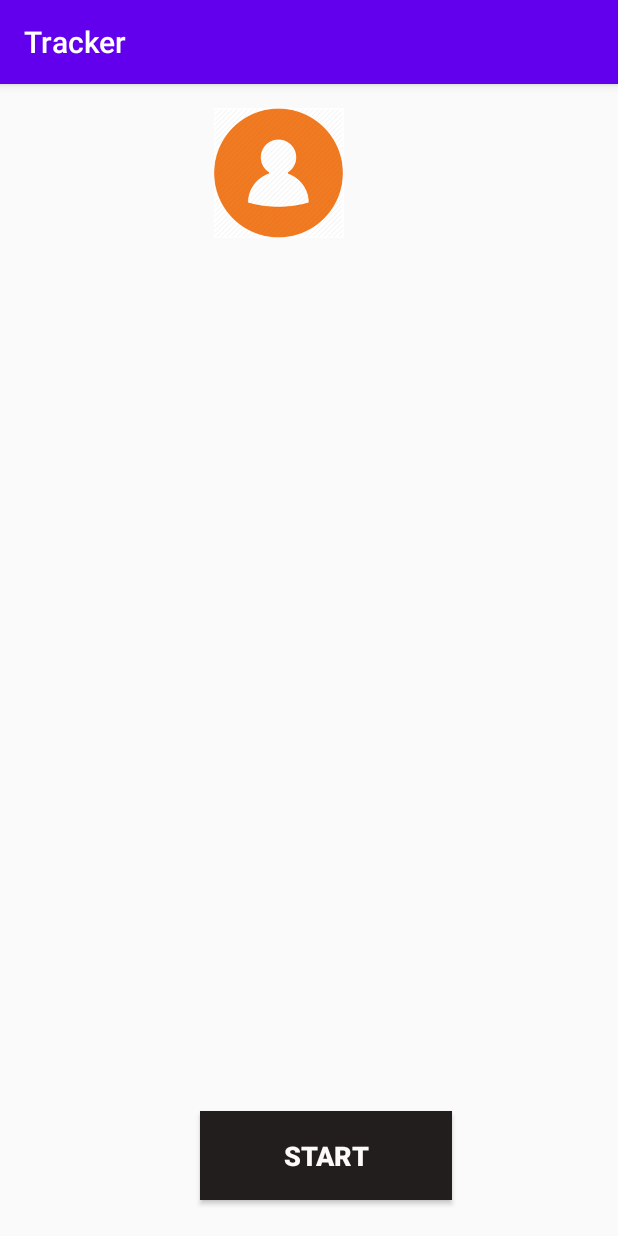
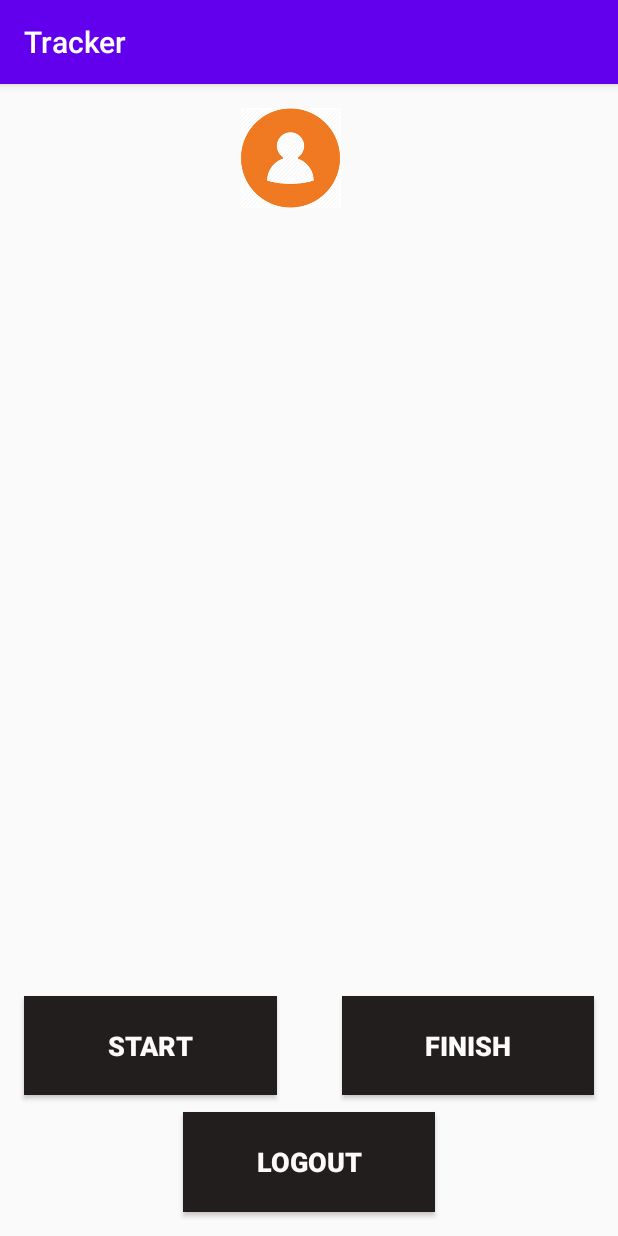
Before and after one commit to BhadraV/finalTracker, an Android app: the UserProfileActivity screen opened directly, with no data from a screen before it, on a phone screen of 412 x 824 dp. Run offline under Robolectric (Android 15) with nearby library versions, the phone set to English and light mode, and no system bars; our stand-ins replace Firebase (no records; nobody signed in at launch, a user with empty details on screens opened directly); 5 statements that could not run were skipped.

Commit message:
updated0

```diff
--- a/app/build.gradle
+++ b/app/build.gradle
@@ -31,6 +31,7 @@ dependencies {
     implementation 'androidx.constraintlayout:constraintlayout:1.1.3'
     implementation 'com.google.firebase:firebase-database:19.3.0'
     implementation 'com.google.firebase:firebase-auth:19.3.1'
+    implementation 'com.google.android.gms:play-services-location:17.0.0'
     testImplementation 'junit:junit:4.12'
     androidTestImplementation 'androidx.test.ext:junit:1.1.1'
     androidTestImplementation 'androidx.test.espresso:espresso-core:3.2.0'
--- a/app/src/main/AndroidManifest.xml
+++ b/app/src/main/AndroidManifest.xml
@@ -3,6 +3,8 @@
     package="com.example.tracker">
 
     <uses-permission android:name="android.permission.INTERNET" />
+    <uses-permission android:name="android.permission.ACCESS_FINE_LOCATION"/>
+    <uses-permission android:name="android.permission.FOREGROUND_SERVICE"/>
 
     <application
         android:allowBackup="true"
@@ -23,6 +25,9 @@
                 <category android:name="android.intent.category.LAUNCHER" />
             </intent-filter>
         </activity>
+        <service android:name=".LocationService"
+            android:enabled="true"
+            android:exported="false"/>
     </application>
 
 </manifest>
--- a/app/src/main/java/com/example/tracker/UserProfileActivity.java
+++ b/app/src/main/java/com/example/tracker/UserProfileActivity.java
@@ -3,6 +3,7 @@ package com.example.tracker;
 import androidx.annotation.NonNull;
 import androidx.appcompat.app.AppCompatActivity;
 
+import android.content.Intent;
 import android.os.Bundle;
 import android.view.View;
 import android.widget.Button;
@@ -11,6 +12,7 @@ import android.widget.TextView;
 import android.widget.Toast;
 
 import com.google.firebase.auth.FirebaseAuth;
+import com.google.firebase.auth.FirebaseUser;
 import com.google.firebase.database.DataSnapshot;
 import com.google.firebase.database.DatabaseError;
 import com.google.firebase.database.DatabaseReference;
@@ -22,7 +24,7 @@ public class UserProfileActivity extends AppCompatActivity {
 
     ImageView user;
     TextView profname,profbusno,profbusype,proffrom,profto;
-    Button start;
+    Button start,finish,logout;
     FirebaseAuth firebaseAuth;
     FirebaseDatabase firebaseDatabase;
 
@@ -38,7 +40,9 @@ public class UserProfileActivity extends AppCompatActivity {
         profbusype=findViewById(R.id.bustyp);
         proffrom=findViewById(R.id.from);
         profto=findViewById(R.id.to);
-        start=findViewById(R.id.start);
+        start=findViewById(R.id.strt);
+        finish=findViewById(R.id.start);
+        logout=findViewById(R.id.logout);
 
         firebaseAuth=FirebaseAuth.getInstance();
         firebaseDatabase=FirebaseDatabase.getInstance();
@@ -68,6 +72,28 @@ public class UserProfileActivity extends AppCompatActivity {
 start.setOnClickListener(new View.OnClickListener() {
     @Override
     public void onClick(View v) {
+        int num=1;
+        FirebaseUser user=FirebaseAuth.getInstance().getCurrentUser();
+        String userid=user.getUid();
+        DatabaseReference ref=FirebaseDatabase.getInstance().getReference().child("conductors").child(userid);
+        ref.child("status").setValue(num);
+    }
+});
+logout.setOnClickListener(new View.OnClickListener() {
+    @Override
+    public void onClick(View v) {
+        Intent logot=new Intent(UserProfileActivity.this,MainActivity.class);
+        startActivity(logot);
+    }
+});
+finish.setOnClickListener(new View.OnClickListener() {
+    @Override
+    public void onClick(View v) {
+        int num=0;
+        FirebaseUser user=FirebaseAuth.getInstance().getCurrentUser();
+        String userid=user.getUid();
+        DatabaseReference ref=FirebaseDatabase.getInstance().getReference().child("conductors").child(userid);
+        ref.child("status").setValue(num);
 
     }
 });
--- a/app/src/main/res/layout/activity_user_profile.xml
+++ b/app/src/main/res/layout/activity_user_profile.xml
@@ -6,6 +6,39 @@
     android:layout_height="match_parent"
     tools:context=".UserProfileActivity">
 
+    <Button
+        android:id="@+id/logout"
+        android:layout_width="168dp"
+        android:layout_height="0dp"
+        android:layout_marginBottom="16dp"
+        android:background="#221E1E"
+        android:text="LOGOUT"
+        android:textColor="#FDFAFA"
+        android:textSize="18sp"
+        android:textStyle="bold"
+        app:layout_constraintBottom_toBottomOf="parent"
+        app:layout_constraintEnd_toEndOf="parent"
+        app:layout_constraintStart_toStartOf="parent"
+        app:layout_constraintTop_toBottomOf="@+id/start" />
+
+    <Button
+        android:id="@+id/strt"
+        android:layout_width="0dp"
+        android:layout_height="0dp"
+        android:layout_marginStart="16dp"
+        android:layout_marginLeft="16dp"
+        android:layout_marginEnd="43dp"
+        android:layout_marginRight="43dp"
+        android:background="#221E1E"
+        android:text="START"
+        android:textColor="#FDFAFA"
+        android:textSize="18sp"
+        android:textStyle="bold"
+        app:layout_constraintBottom_toBottomOf="@+id/start"
+        app:layout_constraintEnd_toStartOf="@+id/start"
+        app:layout_constraintStart_toStartOf="parent"
+        app:layout_constraintTop_toTopOf="@+id/start" />
+
     <ImageView
         android:id="@+id/imageView3"
         android:layout_width="214dp"
@@ -13,8 +46,8 @@
         android:layout_marginStart="78dp"
         android:layout_marginLeft="78dp"
         android:layout_marginTop="16dp"
-        android:layout_marginEnd="97dp"
-        android:layout_marginRight="97dp"
+        android:layout_marginEnd="81dp"
+        android:layout_marginRight="81dp"
         android:layout_marginBottom="16dp"
         app:layout_constraintBottom_toTopOf="@+id/name"
         app:layout_constraintEnd_toEndOf="@+id/name"
@@ -26,47 +59,44 @@
         android:id="@+id/to"
         android:layout_width="0dp"
         android:layout_height="0dp"
-        android:layout_marginStart="24dp"
-        android:layout_marginLeft="24dp"
-        android:layout_marginEnd="24dp"
-        android:layout_marginRight="24dp"
-        android:layout_marginBottom="31dp"
+        android:layout_marginStart="2dp"
+        android:layout_marginLeft="2dp"
+        android:layout_marginEnd="2dp"
+        android:layout_marginRight="2dp"
+        android:layout_marginBottom="75dp"
         android:textSize="24sp"
         android:textStyle="bold"
         app:layout_constraintBottom_toTopOf="@+id/start"
-        app:layout_constraintEnd_toEndOf="parent"
-        app:layout_constraintStart_toStartOf="parent"
+        app:layout_constraintEnd_toEndOf="@+id/from"
+        app:layout_constraintStart_toStartOf="@+id/from"
         app:layout_constraintTop_toBottomOf="@+id/from" />
 
     <TextView
         android:id="@+id/bustyp"
-        android:layout_width="357dp"
-        android:layout_height="73dp"
-        android:layout_marginStart="30dp"
-        android:layout_marginLeft="30dp"
-        android:layout_marginEnd="30dp"
-        android:layout_marginRight="30dp"
-        android:layout_marginBottom="36dp"
+        android:layout_width="0dp"
+        android:layout_height="0dp"
+        android:layout_marginStart="9dp"
+        android:layout_marginLeft="9dp"
+        android:layout_marginEnd="9dp"
+        android:layout_marginRight="9dp"
+        android:layout_marginBottom="31dp"
         android:textSize="24sp"
         android:textStyle="bold"
         app:layout_constraintBottom_toTopOf="@+id/from"
-        app:layout_constraintEnd_toEndOf="parent"
-        app:layout_constraintStart_toStartOf="parent"
+        app:layout_constraintEnd_toEndOf="@+id/from"
+        app:layout_constraintStart_toStartOf="@+id/from"
         app:layout_constraintTop_toBottomOf="@+id/busnum" />
 
     <TextView
         android:id="@+id/from"
-        android:layout_width="0dp"
+        android:layout_width="356dp"
         android:layout_height="0dp"
-        android:layout_marginStart="15dp"
-        android:layout_marginLeft="15dp"
-        android:layout_marginEnd="15dp"
-        android:layout_marginRight="15dp"
-        android:layout_marginBottom="28dp"
+        android:layout_marginStart="13dp"
+        android:layout_marginLeft="13dp"
+        android:layout_marginBottom="21dp"
         android:textSize="24sp"
         android:textStyle="bold"
         app:layout_constraintBottom_toTopOf="@+id/to"
-        app:layout_constraintEnd_toEndOf="parent"
         app:layout_constraintStart_toStartOf="parent"
         app:layout_constraintTop_toBottomOf="@+id/bustyp" />
 
@@ -74,16 +104,12 @@
         android:id="@+id/name"
         android:layout_width="0dp"
         android:layout_height="0dp"
-        android:layout_marginStart="22dp"
-        android:layout_marginLeft="22dp"
-        android:layout_marginEnd="22dp"
-        android:layout_marginRight="22dp"
-        android:layout_marginBottom="26dp"
+        android:layout_marginBottom="27dp"
         android:textSize="24sp"
         android:textStyle="bold"
         app:layout_constraintBottom_toTopOf="@+id/busnum"
-        app:layout_constraintEnd_toEndOf="parent"
-        app:layout_constraintStart_toStartOf="parent"
+        app:layout_constraintEnd_toEndOf="@+id/busnum"
+        app:layout_constraintStart_toStartOf="@+id/busnum"
         app:layout_constraintTop_toBottomOf="@+id/imageView3" />
 
     <TextView
@@ -94,7 +120,7 @@
         android:layout_marginLeft="22dp"
         android:layout_marginEnd="22dp"
         android:layout_marginRight="22dp"
-        android:layout_marginBottom="26dp"
+        android:layout_marginBottom="22dp"
         android:textSize="24sp"
         android:textStyle="bold"
         app:layout_constraintBottom_toTopOf="@+id/bustyp"
@@ -104,21 +130,19 @@
 
     <Button
         android:id="@+id/start"
-        android:layout_width="168dp"
-        android:layout_height="59dp"
-        android:layout_marginStart="93dp"
-        android:layout_marginLeft="93dp"
-        android:layout_marginEnd="93dp"
-        android:layout_marginRight="93dp"
-        android:layout_marginBottom="24dp"
+        android:layout_width="0dp"
+        android:layout_height="0dp"
+        android:layout_marginEnd="16dp"
+        android:layout_marginRight="16dp"
+        android:layout_marginBottom="11dp"
         android:background="#221E1E"
-        android:text="START"
+        android:text="FINISH"
         android:textColor="#FDFAFA"
         android:textSize="18sp"
         android:textStyle="bold"
-        app:layout_constraintBottom_toBottomOf="parent"
+        app:layout_constraintBottom_toTopOf="@+id/logout"
         app:layout_constraintEnd_toEndOf="parent"
-        app:layout_constraintStart_toStartOf="@+id/name"
+        app:layout_constraintStart_toEndOf="@+id/strt"
         app:layout_constraintTop_toBottomOf="@+id/to" />
 
 </androidx.constraintlayout.widget.ConstraintLayout>
```
Also changed, not shown: app/src/main/java/com/example/tracker/Constants.java (added, +9 -0 lines), app/src/main/java/com/example/tracker/FindBusActivity.java (+6 -15 lines), app/src/main/java/com/example/tracker/LocationService.java (added, +110 -0 lines), app/src/main/res/layout/activity_bus_details.xml (+31 -8 lines), app/src/main/res/drawable/thumbs_down.png (added).
